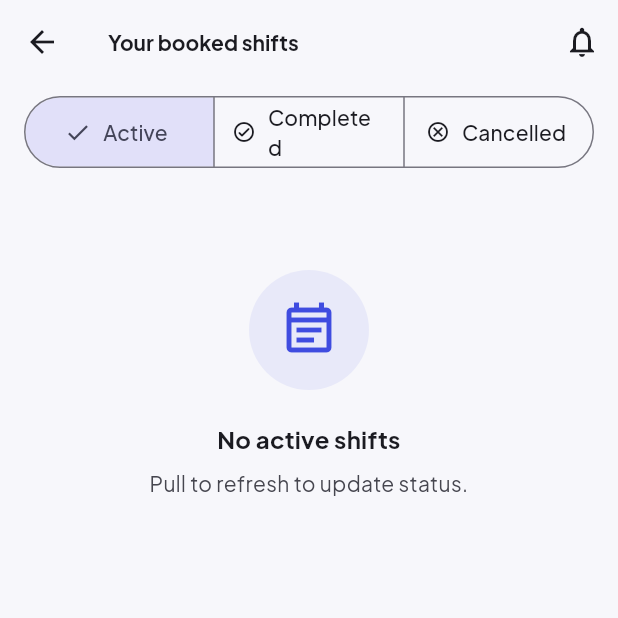
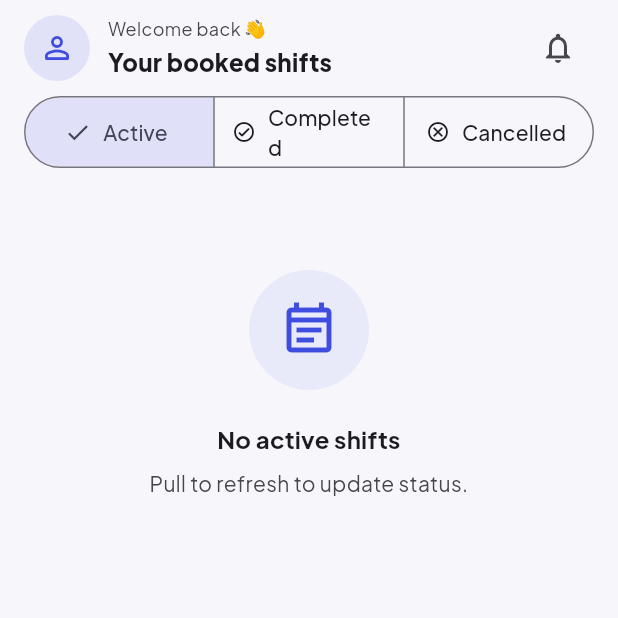
Before and after one commit to garimasharmabridgeflex-ops/Bridge-Flex, a Flutter app: the MyShiftsScreen screen opened directly, on a phone screen of 412 x 824 dp, the top half of it. Run offline on Flutter 3.47's test engine with Material 3 defaults, Android fonts, the phone set to English and light mode, and no system bars; drawn by our look-alikes of flutter_animate; our stand-ins replace cloud_firestore, firebase_auth, firebase_core, firebase_messaging, firebase_storage, flutter_riverpod and 5 more; accounts and stored records are empty; network calls fail.

Commit message:
Replace the small AppBar greeting with a real avatar+greeting hero header
Both landing tabs (Browse for staff, Shifts for nursery) previously buried
the greeting as a two-line AppBar title. Reference design puts a large
avatar + "Welcome back" + name front and center with the bell alongside —
this replaces the AppBar entirely with that header, sitting above the
existing search/filter bar and segmented tabs.

```diff
--- a/frontend/lib/features/shifts/presentation/my_shifts_screen.dart
+++ b/frontend/lib/features/shifts/presentation/my_shifts_screen.dart
@@ -41,43 +41,101 @@ class _MyShiftsScreenState extends ConsumerState<MyShiftsScreen> {
     final firstName = profile?.name.trim().split(' ').firstOrNull ?? '';
 
     return Scaffold(
-      appBar: AppBar(
-        toolbarHeight: firstName.isNotEmpty ? 64 : kToolbarHeight,
-        title: Column(
-          crossAxisAlignment: CrossAxisAlignment.start,
-          mainAxisSize: MainAxisSize.min,
-          children: [
-            if (firstName.isNotEmpty)
-              Text(
-                'Hi, $firstName 👋',
-                style: TextStyle(fontSize: 12, fontWeight: FontWeight.w600, color: scheme.onSurfaceVariant),
-              ),
-            Text(isNursery ? 'Your posted shifts' : 'Your booked shifts'),
-          ],
-        ),
-        actions: const [
-          NotificationIconButton(),
-        ],
-      ),
       floatingActionButton: isNursery
           ? FloatingActionButton.extended(
               onPressed: () => context.push('/shifts/new'),
               icon: const Icon(Icons.add_rounded),
               label: const Text('Post shift'),
-            ).animate().scale(delay: 200.ms, duration: 300.ms, curve: Curves.easeOutBack)
+            ).animate().scale(
+              delay: 200.ms,
+              duration: 300.ms,
+              curve: Curves.easeOutBack,
+            )
           : null,
-      body: Column(
+      body: SafeArea(
+        child: Column(
           children: [
+            // ── Hero header: avatar + greeting + bell ────────────────────
             Padding(
-            padding: const EdgeInsets.symmetric(horizontal: AppSpacing.md, vertical: AppSpacing.xs),
+              padding: const EdgeInsets.fromLTRB(
+                AppSpacing.md,
+                AppSpacing.sm,
+                AppSpacing.md,
+                0,
+              ),
+              child: Row(
+                children: [
+                  CircleAvatar(
+                    radius: 22,
+                    backgroundColor: scheme.primary.withValues(alpha: 0.12),
+                    backgroundImage: (profile?.photoUrl.isNotEmpty ?? false)
+                        ? NetworkImage(profile!.photoUrl)
+                        : null,
+                    child: (profile == null || profile.photoUrl.isEmpty)
+                        ? Icon(
+                            isNursery
+                                ? Icons.home_work_outlined
+                                : Icons.person_outline_rounded,
+                            color: scheme.primary,
+                          )
+                        : null,
+                  ),
+                  const SizedBox(width: 12),
+                  Expanded(
+                    child: Column(
+                      crossAxisAlignment: CrossAxisAlignment.start,
+                      children: [
+                        Text(
+                          'Welcome back 👋',
+                          style: TextStyle(
+                            fontSize: 12,
+                            color: scheme.onSurfaceVariant,
+                          ),
+                        ),
+                        Text(
+                          firstName.isNotEmpty
+                              ? firstName
+                              : (isNursery
+                                    ? 'Your posted shifts'
+                                    : 'Your booked shifts'),
+                          style: Theme.of(context).textTheme.titleMedium
+                              ?.copyWith(fontWeight: FontWeight.w800),
+                          maxLines: 1,
+                          overflow: TextOverflow.ellipsis,
+                        ),
+                      ],
+                    ),
+                  ),
+                  const NotificationIconButton(),
+                ],
+              ),
+            ),
+            Padding(
+              padding: const EdgeInsets.symmetric(
+                horizontal: AppSpacing.md,
+                vertical: AppSpacing.xs,
+              ),
               child: SegmentedButton<_ShiftTab>(
                 segments: const [
-                ButtonSegment(value: _ShiftTab.active, label: Text('Active'), icon: Icon(Icons.flash_on_rounded, size: 16)),
-                ButtonSegment(value: _ShiftTab.completed, label: Text('Completed'), icon: Icon(Icons.check_circle_outline_rounded, size: 16)),
-                ButtonSegment(value: _ShiftTab.cancelled, label: Text('Cancelled'), icon: Icon(Icons.cancel_outlined, size: 16)),
+                  ButtonSegment(
+                    value: _ShiftTab.active,
+                    label: Text('Active'),
+                    icon: Icon(Icons.flash_on_rounded, size: 16),
+                  ),
+                  ButtonSegment(
+                    value: _ShiftTab.completed,
+                    label: Text('Completed'),
+                    icon: Icon(Icons.check_circle_outline_rounded, size: 16),
+                  ),
+                  ButtonSegment(
+                    value: _ShiftTab.cancelled,
+                    label: Text('Cancelled'),
+                    icon: Icon(Icons.cancel_outlined, size: 16),
+                  ),
                 ],
                 selected: {_selectedTab},
-              onSelectionChanged: (set) => setState(() => _selectedTab = set.first),
+                onSelectionChanged: (set) =>
+                    setState(() => _selectedTab = set.first),
               ),
             ),
             Expanded(
@@ -87,7 +145,8 @@ class _MyShiftsScreenState extends ConsumerState<MyShiftsScreen> {
                   loading: () => ListView.separated(
                     padding: const EdgeInsets.all(AppSpacing.md),
                     itemCount: 3,
-                  separatorBuilder: (_, __) => const SizedBox(height: AppSpacing.sm),
+                    separatorBuilder: (_, __) =>
+                        const SizedBox(height: AppSpacing.sm),
                     itemBuilder: (_, __) => const ShiftCardSkeleton(),
                   ),
                   error: (e, _) => EmptyState(
@@ -99,9 +158,12 @@ class _MyShiftsScreenState extends ConsumerState<MyShiftsScreen> {
                     final filtered = allShifts.where((s) {
                       final isDone = now.isAfter(s.endTime);
                       return switch (_selectedTab) {
-                      _ShiftTab.active => s.status != ShiftStatus.cancelled && !isDone,
-                      _ShiftTab.completed => s.status != ShiftStatus.cancelled && isDone,
-                      _ShiftTab.cancelled => s.status == ShiftStatus.cancelled,
+                        _ShiftTab.active =>
+                          s.status != ShiftStatus.cancelled && !isDone,
+                        _ShiftTab.completed =>
+                          s.status != ShiftStatus.cancelled && isDone,
+                        _ShiftTab.cancelled =>
+                          s.status == ShiftStatus.cancelled,
                       };
                     }).toList();
 
@@ -115,7 +177,9 @@ class _MyShiftsScreenState extends ConsumerState<MyShiftsScreen> {
                         children: [
                           const SizedBox(height: 60),
                           EmptyState(
-                          icon: isNursery ? Icons.post_add_rounded : Icons.event_note_outlined,
+                            icon: isNursery
+                                ? Icons.post_add_rounded
+                                : Icons.event_note_outlined,
                             title: emptyTitle,
                             subtitle: 'Pull to refresh to update status.',
                           ),
@@ -130,13 +194,17 @@ class _MyShiftsScreenState extends ConsumerState<MyShiftsScreen> {
                         88,
                       ),
                       itemCount: filtered.length,
-                    separatorBuilder: (_, __) => const SizedBox(height: AppSpacing.sm),
+                      separatorBuilder: (_, __) =>
+                          const SizedBox(height: AppSpacing.sm),
                       itemBuilder: (context, i) {
                         final shift = filtered[i];
                         return ShiftCard(
                               shift: shift,
                               onTap: () => context.push('/shifts/${shift.id}'),
-                      ).animate().fadeIn(delay: (40 * i).ms, duration: 300.ms).slideY(begin: 0.05, end: 0);
+                            )
+                            .animate()
+                            .fadeIn(delay: (40 * i).ms, duration: 300.ms)
+                            .slideY(begin: 0.05, end: 0);
                       },
                     );
                   },
@@ -145,6 +213,7 @@ class _MyShiftsScreenState extends ConsumerState<MyShiftsScreen> {
             ),
           ],
         ),
+      ),
     );
   }
 }
```
Also changed, not shown: frontend/lib/features/shifts/presentation/browse_shifts_screen.dart (+127 -53 lines). Lines whose indentation alone changed are shown as unchanged.
